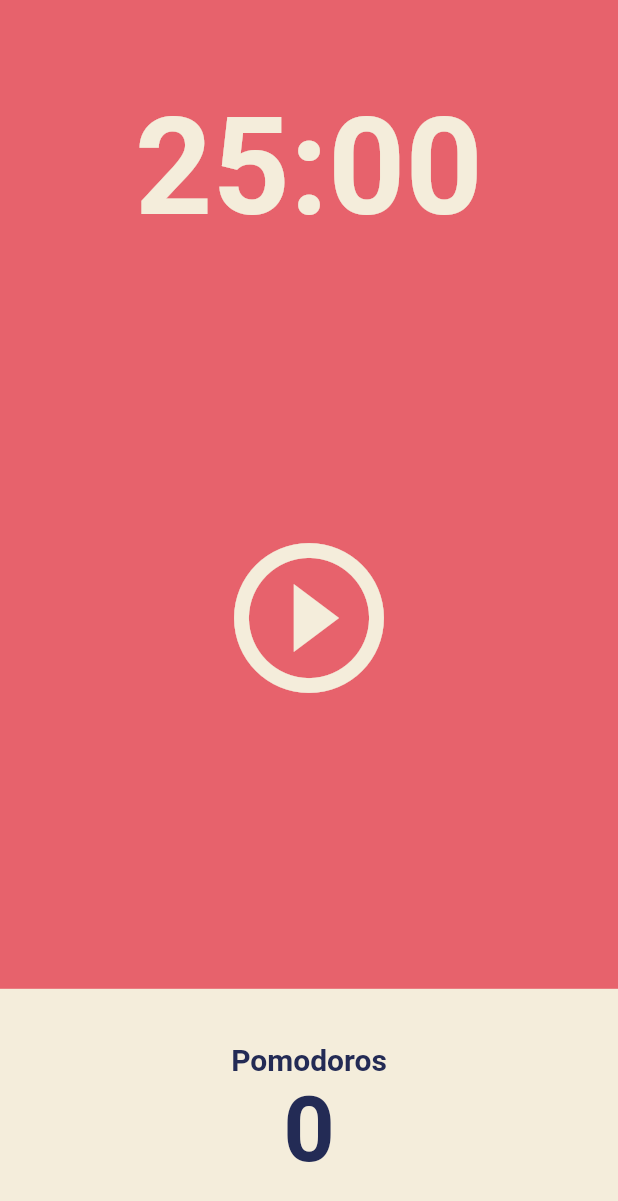
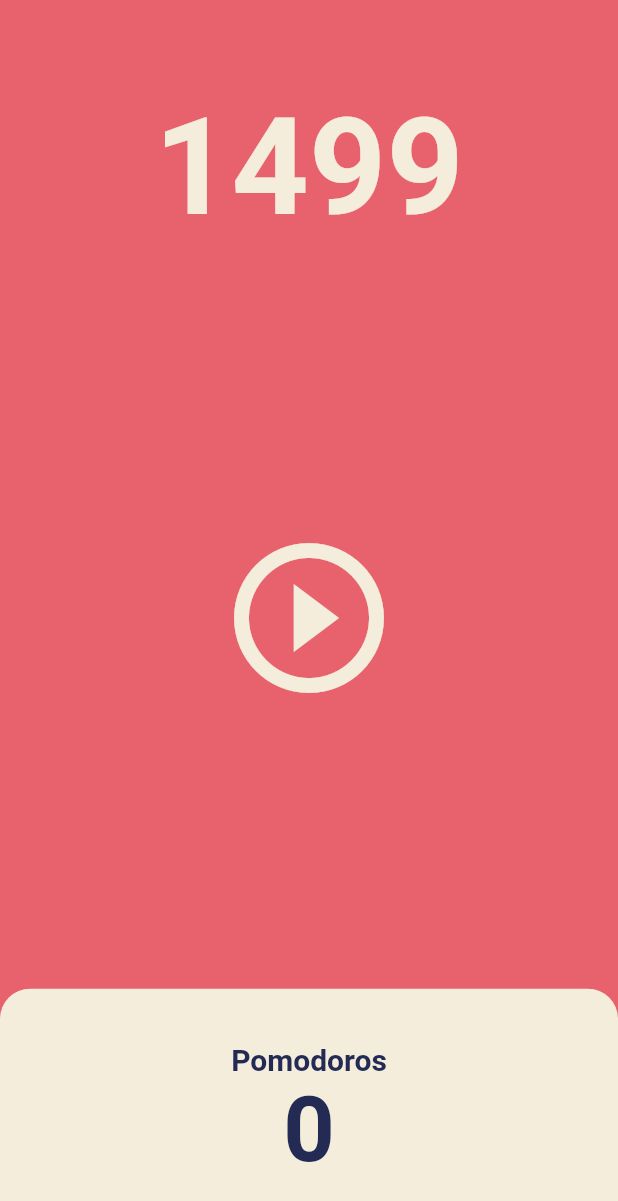
Before and after one commit to Alpaca92/IAL, a Flutter app: the screen it shows after launch, after a tap on the "play circle outline" icon, on a phone screen of 412 x 824 dp. Shown: the top 1201 px of the screen. Run offline on Flutter 3.47's test engine with Material 2 defaults, Android fonts, the phone set to English and light mode, and no system bars.

Commit message:
flutter #5.1

```diff
--- a/flutter/toonflix/lib/screens/home_screen.dart
+++ b/flutter/toonflix/lib/screens/home_screen.dart
@@ -1,3 +1,5 @@
+import 'dart:async';
+
 import 'package:flutter/material.dart';
 
 class HomeScreen extends StatefulWidget {
@@ -8,6 +10,22 @@ class HomeScreen extends StatefulWidget {
 }
 
 class _HomeScreenState extends State<HomeScreen> {
+  int totalSeconds = 1500;
+  late Timer timer;
+
+  void onTick(Timer timer) {
+    setState(() {
+      totalSeconds -= 1;
+    });
+  }
+
+  void onStartPressed() {
+    timer = Timer.periodic(
+      const Duration(seconds: 1),
+      onTick,
+    );
+  }
+
   @override
   Widget build(BuildContext context) {
     return Scaffold(
@@ -19,7 +37,7 @@ class _HomeScreenState extends State<HomeScreen> {
             child: Container(
               alignment: Alignment.bottomCenter,
               child: Text(
-                '25:00',
+                '$totalSeconds',
                 style: TextStyle(
                   color: Theme.of(context).cardColor,
                   fontSize: 90,
@@ -37,7 +55,7 @@ class _HomeScreenState extends State<HomeScreen> {
                 ),
                 iconSize: 120,
                 color: Theme.of(context).cardColor,
-                onPressed: () {},
+                onPressed: onStartPressed,
               ),
             ),
           ),
@@ -49,6 +67,9 @@ class _HomeScreenState extends State<HomeScreen> {
                   child: Container(
                     decoration: BoxDecoration(
                       color: Theme.of(context).cardColor,
+                      borderRadius: const BorderRadius.vertical(
+                        top: Radius.circular(20),
+                      ),
                     ),
                     child: Column(
                       mainAxisAlignment: MainAxisAlignment.center,
```
